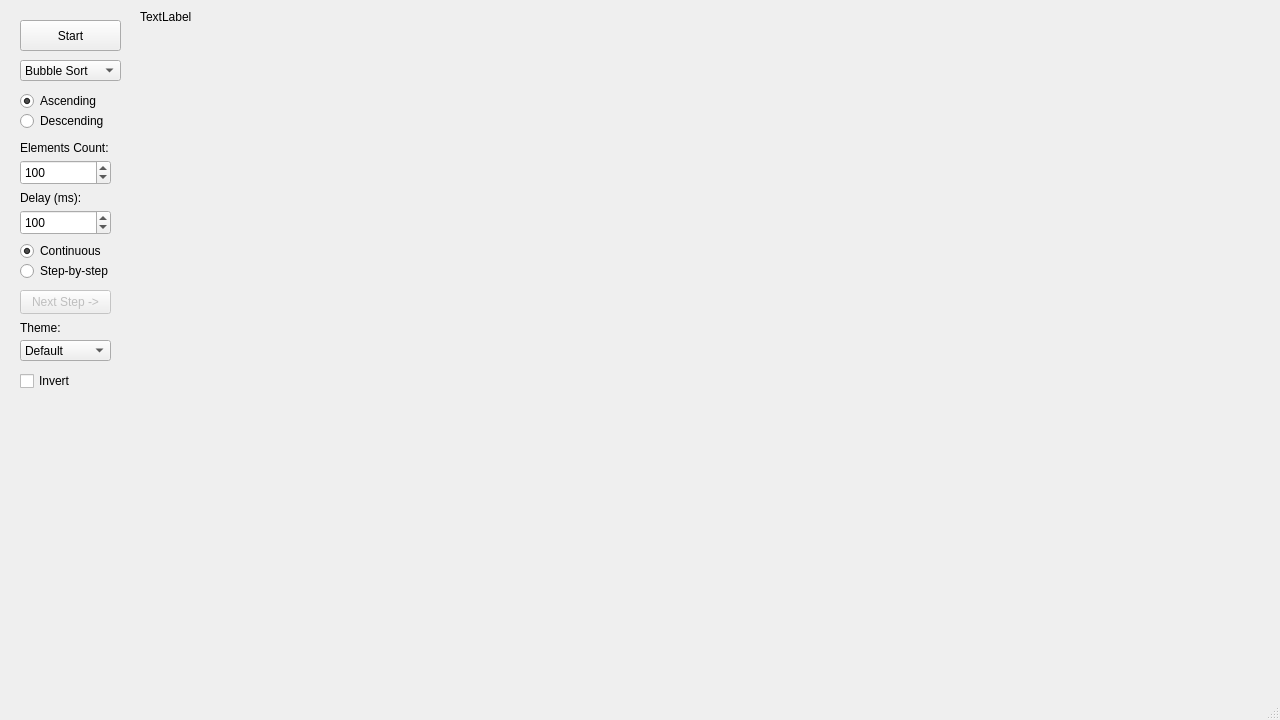
Before: the Qt Designer form mainwindow.ui in adamt-eng/sorting-visualizer, drawn with Qt 5.
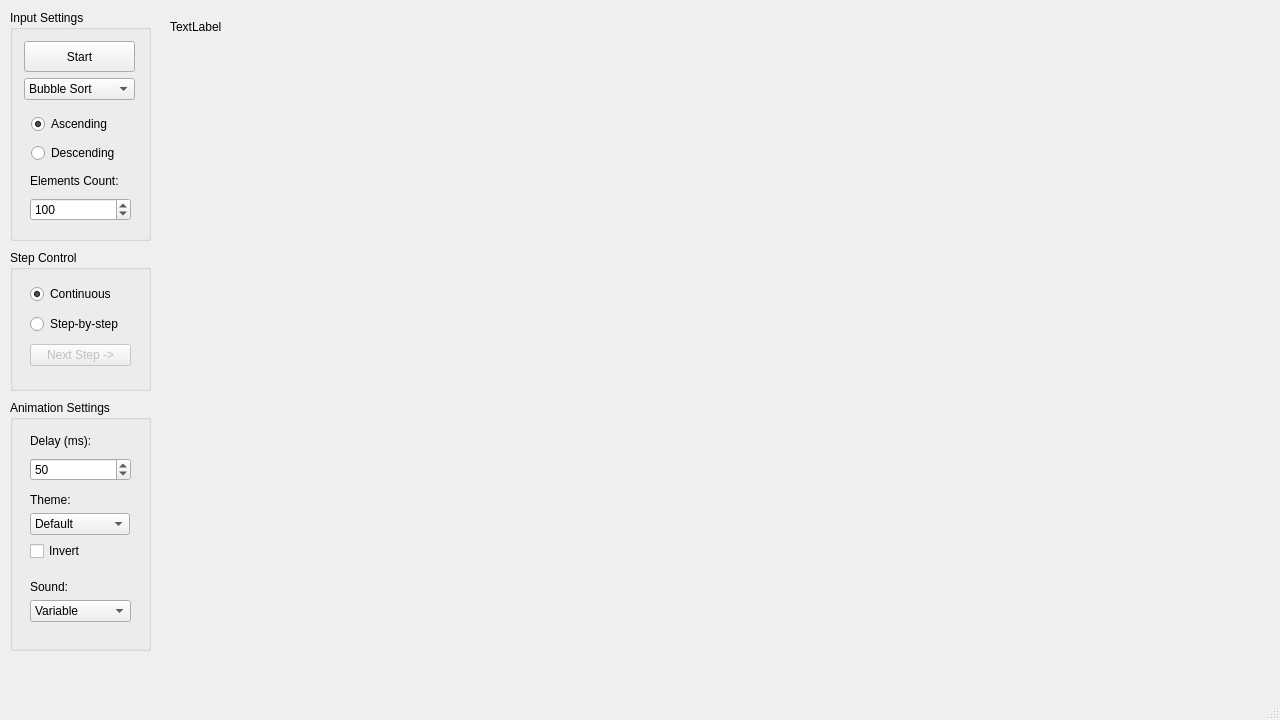
After: the same form once the commit is applied.

Diff of the .ui file:
```diff
--- a/mainwindow.ui
+++ b/mainwindow.ui
@@ -47,28 +47,139 @@
    <bool>false</bool>
   </property>
   <widget class="QWidget" name="centralwidget">
+   <widget class="QGroupBox" name="stepControlGroupBox">
+    <property name="geometry">
+     <rect>
+      <x>10</x>
+      <y>250</y>
+      <width>141</width>
+      <height>141</height>
+     </rect>
+    </property>
+    <property name="title">
+     <string>Step Control</string>
+    </property>
+    <widget class="QWidget" name="verticalLayoutWidget_3">
+     <property name="geometry">
+      <rect>
+       <x>20</x>
+       <y>30</y>
+       <width>101</width>
+       <height>91</height>
+      </rect>
+     </property>
+     <layout class="QVBoxLayout" name="stepLayout">
+      <item>
+       <widget class="QRadioButton" name="continuousRadioButton">
+        <property name="text">
+         <string>Continuous</string>
+        </property>
+        <property name="checked">
+         <bool>true</bool>
+        </property>
+        <property name="autoExclusive">
+         <bool>true</bool>
+        </property>
+        <attribute name="buttonGroup">
+         <string notr="true">modeButtonGroup</string>
+        </attribute>
+       </widget>
+      </item>
+      <item>
+       <widget class="QRadioButton" name="stepByStepRadioButton">
+        <property name="text">
+         <string>Step-by-step</string>
+        </property>
+        <property name="autoExclusive">
+         <bool>true</bool>
+        </property>
+        <attribute name="buttonGroup">
+         <string notr="true">modeButtonGroup</string>
+        </attribute>
+       </widget>
+      </item>
+      <item>
+       <widget class="QPushButton" name="nextStepButton">
+        <property name="enabled">
+         <bool>false</bool>
+        </property>
+        <property name="text">
+         <string>Next Step -&gt;</string>
+        </property>
+       </widget>
+      </item>
+     </layout>
+    </widget>
+   </widget>
+   <widget class="QGroupBox" name="inputSettingsGroupBox">
+    <property name="geometry">
+     <rect>
+      <x>10</x>
+      <y>10</y>
+      <width>141</width>
+      <height>231</height>
+     </rect>
+    </property>
+    <property name="title">
+     <string>Input Settings</string>
+    </property>
+    <widget class="QWidget" name="verticalLayoutWidget_2">
+     <property name="geometry">
+      <rect>
+       <x>20</x>
+       <y>160</y>
+       <width>101</width>
+       <height>51</height>
+      </rect>
+     </property>
+     <layout class="QVBoxLayout" name="elementsLayout">
+      <item>
+       <widget class="QLabel" name="elementsCountLabel">
+        <property name="text">
+         <string>Elements Count:</string>
+        </property>
+       </widget>
+      </item>
+      <item>
+       <widget class="QSpinBox" name="elementsCount">
+        <property name="minimum">
+         <number>2</number>
+        </property>
+        <property name="maximum">
+         <number>10000</number>
+        </property>
+        <property name="value">
+         <number>100</number>
+        </property>
+       </widget>
+      </item>
+     </layout>
+    </widget>
+    <widget class="QWidget" name="formLayoutWidget">
+     <property name="geometry">
+      <rect>
+       <x>14</x>
+       <y>31</y>
+       <width>111</width>
+       <height>71</height>
+      </rect>
+     </property>
+     <layout class="QFormLayout" name="startLayout">
+      <item row="0" column="0" colspan="2">
    <widget class="QPushButton" name="startButton">
-    <property name="geometry">
-     <rect>
-      <x>20</x>
-      <y>20</y>
+        <property name="minimumSize">
+         <size>
       <width>101</width>
       <height>31</height>
-     </rect>
+         </size>
     </property>
     <property name="text">
      <string>Start</string>
     </property>
    </widget>
+      </item>
+      <item row="1" column="0" colspan="2">
    <widget class="QComboBox" name="comboBox">
-    <property name="geometry">
-     <rect>
-      <x>20</x>
-      <y>60</y>
-      <width>101</width>
-      <height>21</height>
-     </rect>
-    </property>
     <item>
      <property name="text">
       <string>Bubble Sort</string>
@@ -120,14 +231,26 @@
      </property>
     </item>
    </widget>
+      </item>
+     </layout>
+    </widget>
+    <widget class="QWidget" name="verticalLayoutWidget">
+     <property name="geometry">
+      <rect>
+       <x>21</x>
+       <y>101</y>
+       <width>101</width>
+       <height>52</height>
+      </rect>
+     </property>
+     <layout class="QVBoxLayout" name="ascendingFormLayout">
+      <item>
    <widget class="QRadioButton" name="ascendingRadioButton">
-    <property name="geometry">
-     <rect>
-      <x>20</x>
-      <y>90</y>
-      <width>91</width>
-      <height>22</height>
-     </rect>
+        <property name="sizePolicy">
+         <sizepolicy hsizetype="Minimum" vsizetype="MinimumExpanding">
+          <horstretch>0</horstretch>
+          <verstretch>0</verstretch>
+         </sizepolicy>
     </property>
     <property name="text">
      <string>Ascending</string>
@@ -135,188 +258,74 @@
     <property name="checked">
      <bool>true</bool>
     </property>
-    <attribute name="buttonGroup">
-     <string notr="true">orderButtonGroup</string>
-    </attribute>
-   </widget>
+       </widget>
+      </item>
+      <item>
    <widget class="QRadioButton" name="descendingRadioButton">
-    <property name="geometry">
-     <rect>
-      <x>20</x>
-      <y>110</y>
-      <width>91</width>
-      <height>22</height>
-     </rect>
-    </property>
     <property name="text">
      <string>Descending</string>
     </property>
-    <attribute name="buttonGroup">
-     <string notr="true">orderButtonGroup</string>
-    </attribute>
-   </widget>
-   <widget class="QLabel" name="textLabel">
-    <property name="geometry">
-     <rect>
-      <x>140</x>
-      <y>10</y>
-      <width>1121</width>
-      <height>671</height>
-     </rect>
-    </property>
-    <property name="text">
-     <string>TextLabel</string>
-    </property>
-    <property name="scaledContents">
-     <bool>true</bool>
-    </property>
-    <property name="alignment">
-     <set>Qt::AlignmentFlag::AlignLeading|Qt::AlignmentFlag::AlignLeft|Qt::AlignmentFlag::AlignTop</set>
-    </property>
-   </widget>
-   <widget class="QSpinBox" name="elementsCount">
-    <property name="geometry">
-     <rect>
-      <x>20</x>
-      <y>160</y>
-      <width>91</width>
-      <height>25</height>
-     </rect>
-    </property>
-    <property name="minimum">
-     <number>2</number>
-    </property>
-    <property name="maximum">
-     <number>10000</number>
-    </property>
-    <property name="value">
-     <number>100</number>
-    </property>
+       </widget>
+      </item>
+     </layout>
+    </widget>
    </widget>
-   <widget class="QSpinBox" name="delay">
+   <widget class="QGroupBox" name="animationSettingsGroupBox">
     <property name="geometry">
      <rect>
-      <x>20</x>
-      <y>210</y>
-      <width>91</width>
-      <height>25</height>
+      <x>10</x>
+      <y>400</y>
+      <width>141</width>
+      <height>251</height>
      </rect>
     </property>
-    <property name="minimum">
-     <number>1</number>
+    <property name="title">
+     <string>Animation Settings</string>
     </property>
-    <property name="maximum">
-     <number>10000</number>
-    </property>
-    <property name="value">
-     <number>100</number>
-    </property>
-   </widget>
-   <widget class="QLabel" name="elementsCountLabel">
+    <widget class="QWidget" name="verticalLayoutWidget_7">
     <property name="geometry">
      <rect>
       <x>20</x>
-      <y>140</y>
-      <width>91</width>
-      <height>16</height>
-     </rect>
-    </property>
-    <property name="text">
-     <string>Elements Count:</string>
-    </property>
-   </widget>
+       <y>30</y>
+       <width>101</width>
+       <height>51</height>
+      </rect>
+     </property>
+     <layout class="QVBoxLayout" name="delayLayout">
+      <item>
    <widget class="QLabel" name="delayLabel">
-    <property name="geometry">
-     <rect>
-      <x>20</x>
-      <y>190</y>
-      <width>111</width>
-      <height>16</height>
-     </rect>
-    </property>
     <property name="text">
      <string>Delay (ms):</string>
     </property>
    </widget>
-   <widget class="QRadioButton" name="stepByStepRadioButton">
-    <property name="geometry">
-     <rect>
-      <x>20</x>
-      <y>260</y>
-      <width>91</width>
-      <height>22</height>
-     </rect>
-    </property>
-    <property name="text">
-     <string>Step-by-step</string>
-    </property>
-    <property name="autoExclusive">
-     <bool>true</bool>
-    </property>
-    <attribute name="buttonGroup">
-     <string notr="true">modeButtonGroup</string>
-    </attribute>
-   </widget>
-   <widget class="QRadioButton" name="continuousRadioButton">
-    <property name="geometry">
-     <rect>
-      <x>20</x>
-      <y>240</y>
-      <width>91</width>
-      <height>22</height>
-     </rect>
-    </property>
-    <property name="text">
-     <string>Continuous</string>
-    </property>
-    <property name="checked">
-     <bool>true</bool>
-    </property>
-    <property name="autoExclusive">
-     <bool>true</bool>
-    </property>
-    <attribute name="buttonGroup">
-     <string notr="true">modeButtonGroup</string>
-    </attribute>
-   </widget>
-   <widget class="QPushButton" name="nextStepButton">
-    <property name="enabled">
-     <bool>false</bool>
-    </property>
+      </item>
+      <item>
+       <widget class="QSpinBox" name="delay">
+        <property name="minimum">
+         <number>1</number>
+        </property>
+        <property name="maximum">
+         <number>10000</number>
+        </property>
+        <property name="value">
+         <number>50</number>
+        </property>
+       </widget>
+      </item>
+     </layout>
+    </widget>
+    <widget class="QWidget" name="formLayoutWidget_2">
     <property name="geometry">
      <rect>
       <x>20</x>
-      <y>290</y>
-      <width>91</width>
-      <height>24</height>
-     </rect>
-    </property>
-    <property name="text">
-     <string>Next Step -&gt;</string>
-    </property>
-   </widget>
-   <widget class="QLabel" name="themeLabel">
-    <property name="geometry">
-     <rect>
-      <x>20</x>
-      <y>320</y>
-      <width>91</width>
-      <height>16</height>
-     </rect>
-    </property>
-    <property name="text">
-     <string>Theme:</string>
-    </property>
-   </widget>
+       <y>93</y>
+       <width>105</width>
+       <height>81</height>
+      </rect>
+     </property>
+     <layout class="QFormLayout" name="themeLayout">
+      <item row="1" column="0">
    <widget class="QComboBox" name="themeComboBox">
-    <property name="geometry">
-     <rect>
-      <x>20</x>
-      <y>340</y>
-      <width>91</width>
-      <height>21</height>
-     </rect>
-    </property>
     <item>
      <property name="text">
       <string>Default</string>
@@ -373,19 +382,97 @@
      </property>
     </item>
    </widget>
+      </item>
+      <item row="0" column="0" colspan="2">
+       <widget class="QLabel" name="themeLabel">
+        <property name="text">
+         <string>Theme:</string>
+        </property>
+       </widget>
+      </item>
+      <item row="2" column="0" colspan="2">
    <widget class="QCheckBox" name="invertThemeCheckBox">
-    <property name="geometry">
-     <rect>
-      <x>20</x>
-      <y>370</y>
-      <width>81</width>
-      <height>22</height>
-     </rect>
+        <property name="toolTip">
+         <string/>
     </property>
     <property name="text">
      <string>Invert</string>
     </property>
    </widget>
+      </item>
+     </layout>
+    </widget>
+    <widget class="QWidget" name="formLayoutWidget_3">
+     <property name="geometry">
+      <rect>
+       <x>20</x>
+       <y>180</y>
+       <width>101</width>
+       <height>51</height>
+      </rect>
+     </property>
+     <layout class="QFormLayout" name="soundLayout">
+      <item row="1" column="0" colspan="2">
+       <widget class="QComboBox" name="soundComboBox">
+        <item>
+         <property name="text">
+          <string>Variable</string>
+         </property>
+        </item>
+        <item>
+         <property name="text">
+          <string>Beep</string>
+         </property>
+        </item>
+        <item>
+         <property name="text">
+          <string>Duck</string>
+         </property>
+        </item>
+        <item>
+         <property name="text">
+          <string>Cat</string>
+         </property>
+        </item>
+        <item>
+         <property name="text">
+          <string>Dog</string>
+         </property>
+        </item>
+       </widget>
+      </item>
+      <item row="0" column="0" colspan="2">
+       <widget class="QLabel" name="soundLabel">
+        <property name="text">
+         <string>Sound:</string>
+        </property>
+       </widget>
+      </item>
+     </layout>
+    </widget>
+   </widget>
+   <widget class="QLabel" name="textLabel">
+    <property name="geometry">
+     <rect>
+      <x>170</x>
+      <y>20</y>
+      <width>1091</width>
+      <height>681</height>
+     </rect>
+    </property>
+    <property name="frameShadow">
+     <enum>QFrame::Shadow::Sunken</enum>
+    </property>
+    <property name="text">
+     <string>TextLabel</string>
+    </property>
+    <property name="scaledContents">
+     <bool>true</bool>
+    </property>
+    <property name="alignment">
+     <set>Qt::AlignmentFlag::AlignLeading|Qt::AlignmentFlag::AlignLeft|Qt::AlignmentFlag::AlignTop</set>
+    </property>
+   </widget>
   </widget>
   <widget class="QStatusBar" name="statusbar"/>
  </widget>
```
Left out of the diff: 2 changed lines with no effect on the pictures. Lines whose indentation alone changed are shown as unchanged.
